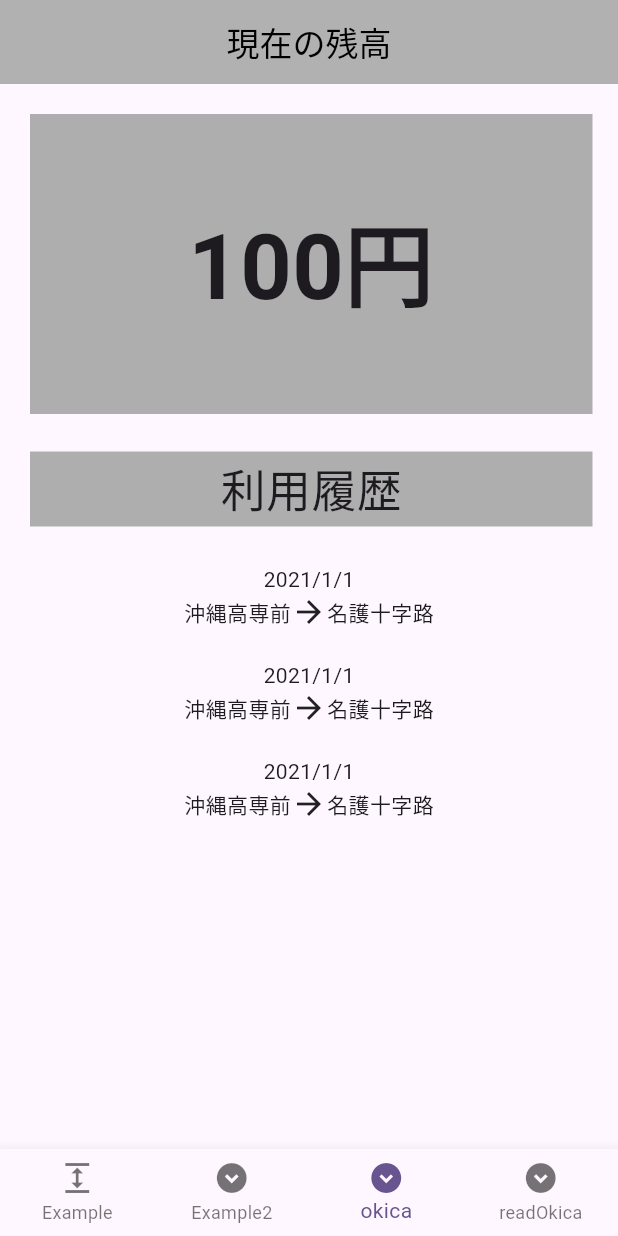
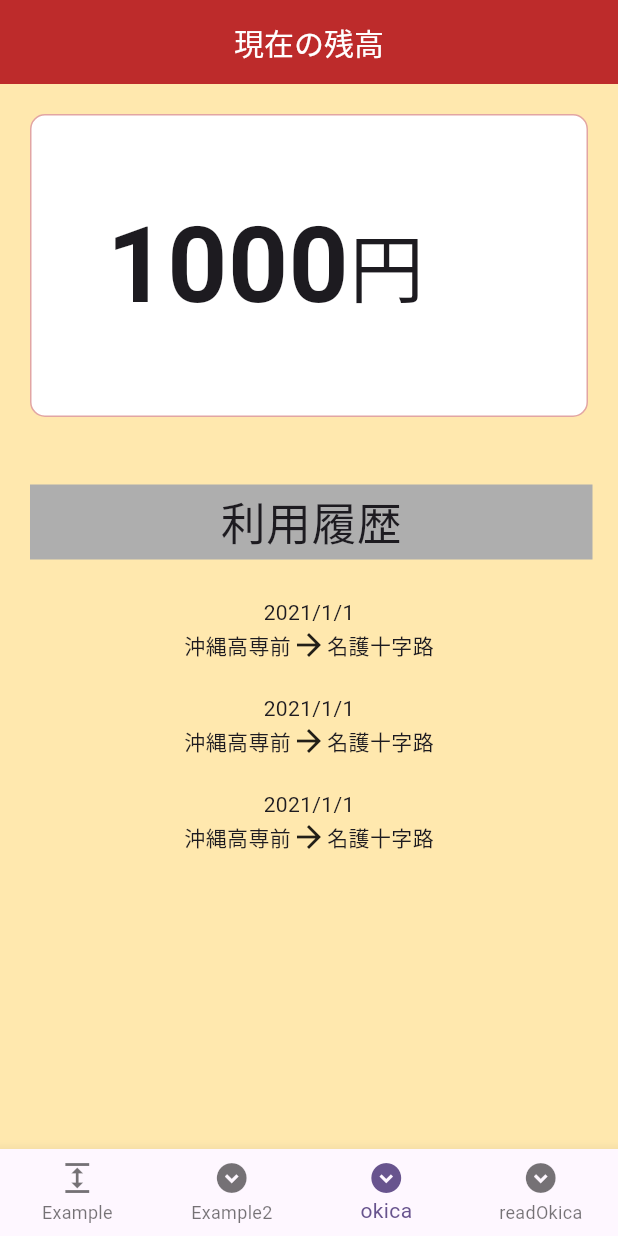
Before and after one commit to Yoshidagumi-group5/bus_app, a Flutter app: the screen it shows after launch, item 3 of the bottom bar chosen, on a phone screen of 412 x 824 dp. Run offline on Flutter 3.47's test engine with Material 3 defaults, Android fonts, the phone set to English and light mode, and no system bars; our stand-ins replace flutter_riverpod; missing offline and left inert: nfc_manager.

Commit message:
UIの仮改修

```diff
--- a/lib/pages/SearchResult.dart
+++ /dev/null
@@ -1,13 +0,0 @@
-import 'package:flutter/material.dart';
-import 'package:flutter_riverpod/flutter_riverpod.dart';
-
-class SearchResult extends ConsumerWidget {
-  const SearchResult({super.key});
-
-  @override
-  Widget build(BuildContext context, WidgetRef ref) {
-    return const Center(
-      child: Text("searchResult"),
-    );
-  }
-}
--- a/lib/pages/okica.dart
+++ b/lib/pages/okica.dart
@@ -6,44 +6,45 @@ class Okica extends StatelessWidget {
   @override
   Widget build(BuildContext context) {
     return Scaffold(
+      backgroundColor: const Color(0xFFFFE8AE),
       appBar: AppBar(
+        backgroundColor: const Color(0xFFBD2B2B),
         centerTitle: true,
-        backgroundColor: const Color.fromARGB(255, 178, 177, 178),
         title: const Text(
-          '現在の残高',
-          style: TextStyle(color: Colors.black),
+          "現在の残高",
+          style: TextStyle(fontSize: 20, color: Color(0xFFFFFFFF)),
         ),
       ),
       body: Column(
-        mainAxisAlignment: MainAxisAlignment.start, // 上側に配置
-
         children: [
-          const SizedBox(
-            width: 400,
-            height: 20,
-          ),
-          Row(
-            children: [
-              const SizedBox(
-                width: 20,
-                height: 200,
-              ),
-              SizedBox(
-                width: 375,
-                height: 200,
-                child: Container(
-                  alignment: Alignment.center,
-                  color: const Color.fromARGB(255, 174, 174, 174),
-                  child: const Text(
-                    '100円',
-                    style: TextStyle(
-                      fontSize: 60,
-                      fontWeight: FontWeight.w700,
+          Padding(
+            padding: const EdgeInsets.all(20.0),
+            child: Container(
+              decoration: BoxDecoration(
+                  border: Border.all(color: const Color(0xFFE2A5A4)),
+                  borderRadius: BorderRadius.circular(10),
+                  color: Colors.white),
+              child: Row(
+                children: [
+                  Padding(
+                    padding: const EdgeInsets.only(
+                        left: 50.0, top: 50.0, bottom: 50.0),
+                    child: Text(
+                      "1000",
+                      style:
+                          TextStyle(fontSize: 70, fontWeight: FontWeight.bold),
                     ),
                   ),
-                ),
+                  Container(
+                    alignment: Alignment.bottomRight,
+                    child: Text(
+                      "円",
+                      style: TextStyle(fontSize: 50),
+                    ),
+                  ),
+                ],
               ),
-            ],
+            ),
           ),
           Row(
             children: [
```
